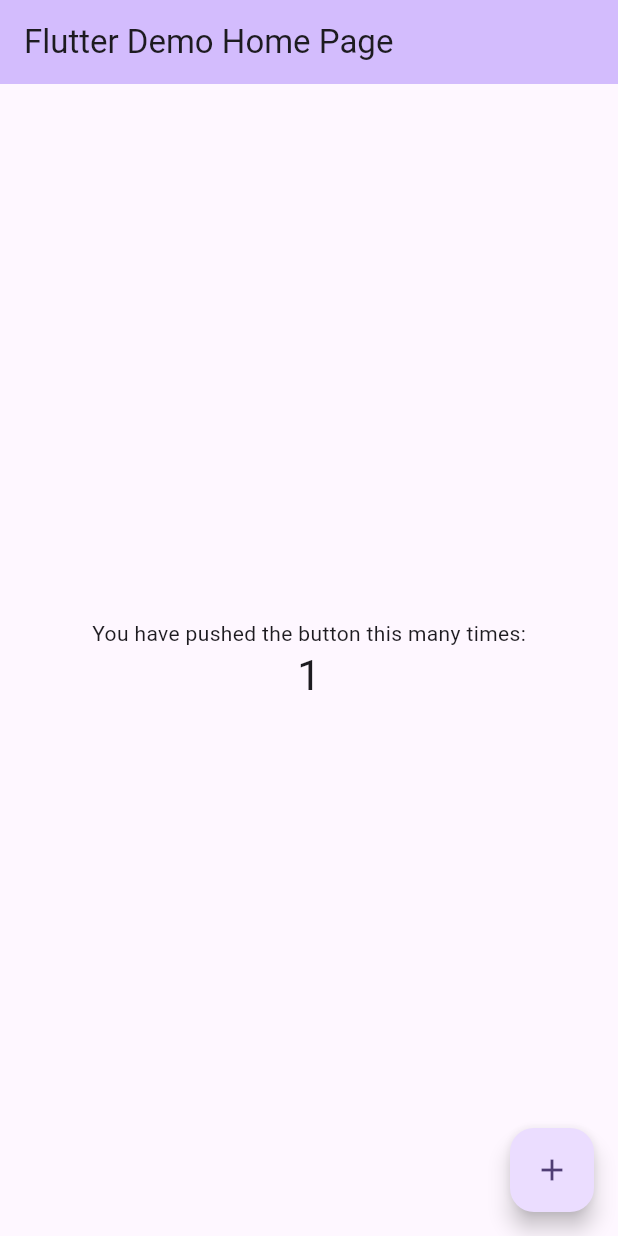
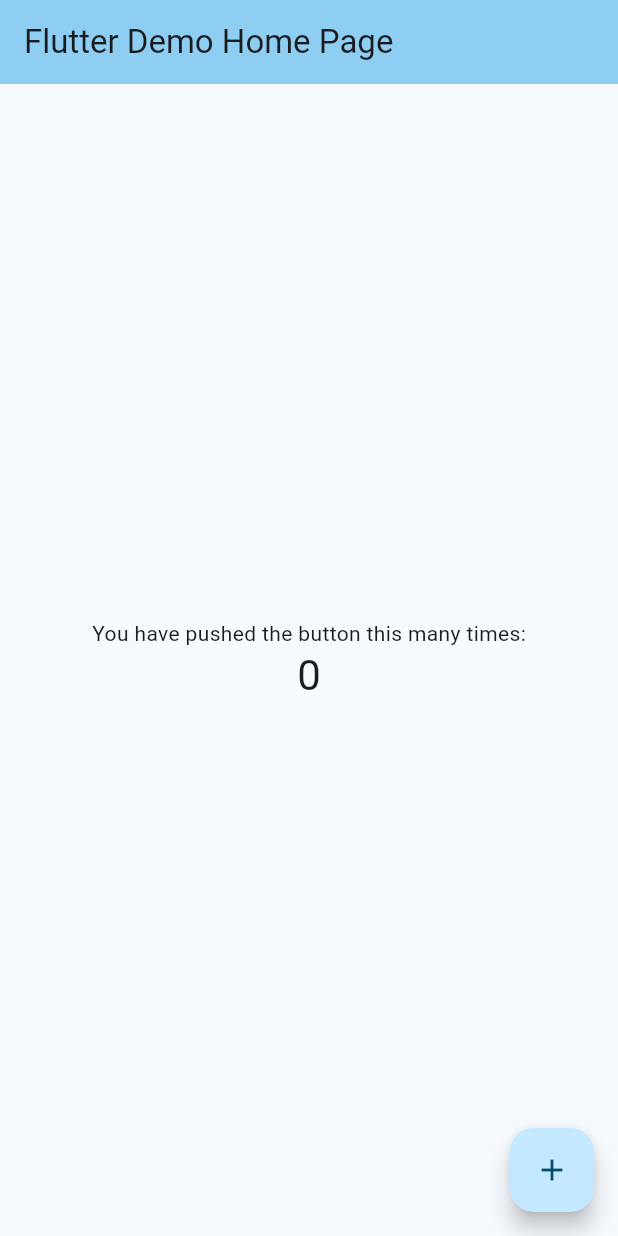
Before and after one commit to mo3tazJ/flutter_store_app, a Flutter app: the screen it shows after launch, after a tap on the "add" icon, on a phone screen of 412 x 824 dp. Run offline on Flutter 3.47's test engine with Material 3 defaults, Android fonts, the phone set to English and light mode, and no system bars; network calls fail.

```diff
--- a/lib/main.dart
+++ b/lib/main.dart
@@ -1,4 +1,7 @@
+import 'dart:developer';
+
 import 'package:flutter/material.dart';
+import 'package:http/http.dart' as http;
 
 void main() {
   runApp(const MyApp());
@@ -29,7 +32,7 @@ class MyApp extends StatelessWidget {
         //
         // This works for code too, not just values: Most code changes can be
         // tested with just a hot reload.
-        colorScheme: ColorScheme.fromSeed(seedColor: Colors.deepPurple),
+        colorScheme: ColorScheme.fromSeed(seedColor: Colors.lightBlueAccent),
         useMaterial3: true,
       ),
       home: const MyHomePage(title: 'Flutter Demo Home Page'),
@@ -117,7 +120,24 @@ class _MyHomePageState extends State<MyHomePage> {
         ),
       ),
       floatingActionButton: FloatingActionButton(
-        onPressed: _incrementCounter,
+        onPressed: () async {
+          http.Response response = await http.post(
+            Uri.parse("https://fakestoreapi.com/products"),
+            body: {
+              'title': 'tests product',
+              'price': '13.5',
+              'description': 'lorem ipsum set',
+              'image': 'https://i.pravatar.cc',
+              'category': 'electronic',
+            },
+            headers: {
+              'Accept': 'application/json',
+              'Content-Type': 'application/x-www-form-urlencoded',
+            },
+          );
+          print(response.body);
+          log(response.body);
+        },
         tooltip: 'Increment',
         child: const Icon(Icons.add),
       ), // This trailing comma makes auto-formatting nicer for build methods.
```
Also changed, not shown: lib/helper/api.dart (+18 -0 lines), lib/services/add_product.dart (added), 1 other file.
